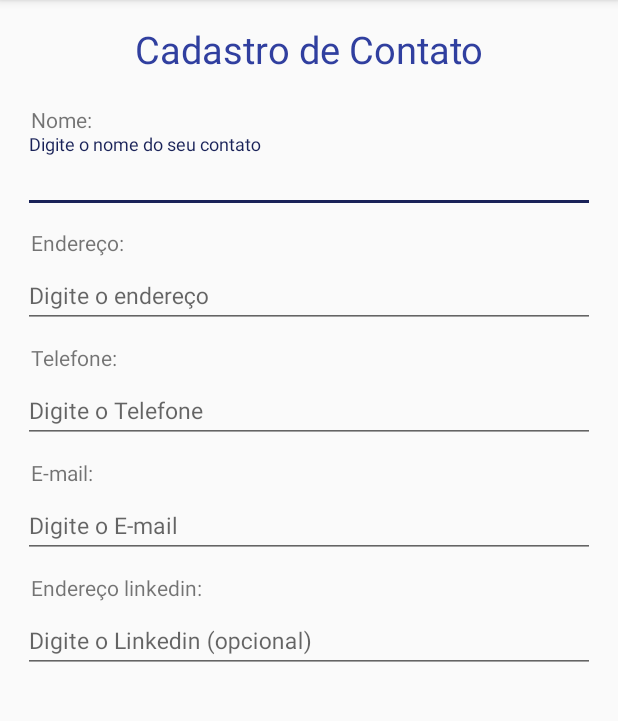
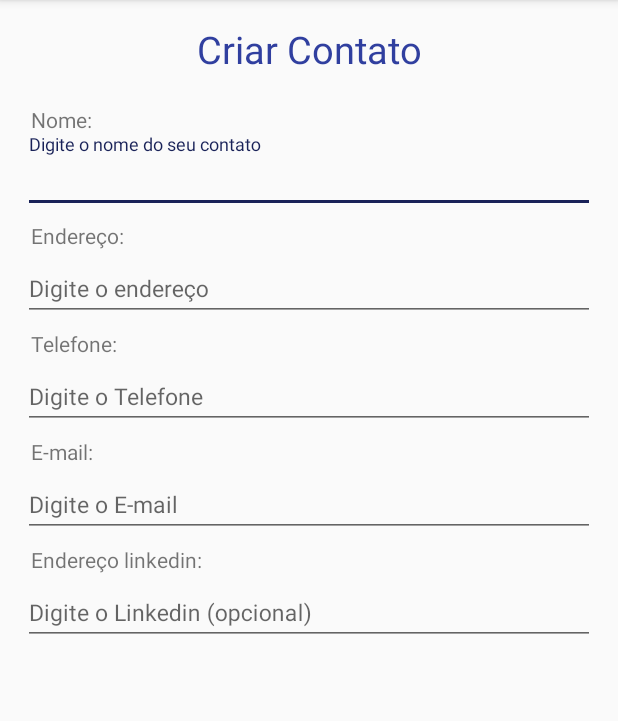
Before and after one commit to washingtonSampaioVieira/SAF1, an Android app: the Cadastro screen opened directly, with no data from a screen before it, on a phone screen of 412 x 824 dp, the part 84-805 px from its top. Run offline under Robolectric (Android 15) with nearby library versions, the phone set to English and light mode, and no system bars.

Commit message:
Versão final, tudofuncinamdo (consultas, atualizações, exclusões e cadastros).

```diff
--- a/AgendadeContatos/app/src/main/java/com/senai/sp/agendadecontatos/Cadastro.java
+++ b/AgendadeContatos/app/src/main/java/com/senai/sp/agendadecontatos/Cadastro.java
@@ -10,6 +10,7 @@ import android.view.MenuItem;
 import android.view.View;
 import android.widget.Button;
 import android.widget.EditText;
+import android.widget.TextView;
 import android.widget.Toast;
 
 import com.senai.sp.DAO.ContatoDAO;
@@ -26,7 +27,7 @@ public class Cadastro extends AppCompatActivity {
     TextInputLayout layoutEndereco;
     TextInputLayout layoutTelefone;
     TextInputLayout layoutEmail;
-
+    TextView cadastroNome;
     ContatoHelper helper;
 
 
@@ -35,6 +36,7 @@ public class Cadastro extends AppCompatActivity {
     protected void onCreate(Bundle savedInstanceState) {
         super.onCreate(savedInstanceState);
         setContentView(R.layout.activity_cadastro);
+
         nome = findViewById(R.id.edit_nome);
         endereco = findViewById(R.id.edit_endereco);
         telefone = findViewById(R.id.edit_telefone);
@@ -43,6 +45,7 @@ public class Cadastro extends AppCompatActivity {
         layoutEmail = findViewById(R.id.layout_txt_email);
         layoutEndereco = findViewById(R.id.layout_txt_endereco);
         layoutTelefone = findViewById(R.id.layout_txt_telefone);
+        cadastroNome = findViewById(R.id.txt_cadastro);
 
         /*getSupportActionBar().setDisplayHomeAsUpEnabled(true); // mostra o botao de voltar
         getSupportActionBar().setHomeButtonEnabled(true); // faz o botao existir
@@ -55,8 +58,11 @@ public class Cadastro extends AppCompatActivity {
         Contato contato = (Contato) intencao.getSerializableExtra("contato");
         helper = new ContatoHelper(this);
         if(contato != null){
+            cadastroNome.setText("Atualizar Contato");
 
             helper.mostarContato(contato);
+        }else{
+            cadastroNome.setText("Criar Contato");
         }
 
     }
@@ -67,7 +73,6 @@ public class Cadastro extends AppCompatActivity {
 
             switch (item.getItemId()) {
                 case R.id.menu_salvar:
-
 
                     ContatoDAO dao = new ContatoDAO(this);
 
@@ -83,13 +88,11 @@ public class Cadastro extends AppCompatActivity {
                         dao.atualizar(contato);
                         Toast.makeText(this, "Atualizado", Toast.LENGTH_SHORT).show();
                     }
-
-
-
                 break;
 
             }
             finish();
+
         }
         return super.onOptionsItemSelected(item);
 
--- a/AgendadeContatos/app/src/main/java/com/senai/sp/modal/Contato.java
+++ b/AgendadeContatos/app/src/main/java/com/senai/sp/modal/Contato.java
@@ -60,6 +60,6 @@ public class Contato implements Serializable {
 
     @Override
     public String toString() {
-        return getId()+ " - "+ getNome();
+        return getId()+ " - "+ getNome() + "\n" + getEmail();
     }
 }
--- a/AgendadeContatos/app/src/main/res/layout/activity_cadastro.xml
+++ b/AgendadeContatos/app/src/main/res/layout/activity_cadastro.xml
@@ -9,6 +9,7 @@
     android:padding="15dp">
 
     <TextView
+        android:id="@+id/txt_cadastro"
         android:layout_width="match_parent"
         android:layout_height="wrap_content"
         android:text="Cadastro de Contato"
@@ -41,7 +42,7 @@
         android:layout_width="match_parent"
         android:layout_height="wrap_content"
         android:text="Endereço:"
-        android:layout_marginTop="10dp"
+        android:layout_marginTop="5dp"
         android:layout_marginBottom="-5dp"
         android:layout_marginLeft="5dp"
         />
@@ -62,7 +63,7 @@
         android:layout_width="match_parent"
         android:layout_height="wrap_content"
         android:text="Telefone:"
-        android:layout_marginTop="10dp"
+        android:layout_marginTop="5dp"
         android:layout_marginBottom="-5dp"
         android:layout_marginLeft="5dp"
         />
@@ -84,7 +85,7 @@
         android:layout_width="match_parent"
         android:layout_height="wrap_content"
         android:text="E-mail:"
-        android:layout_marginTop="10dp"
+        android:layout_marginTop="5dp"
         android:layout_marginBottom="-5dp"
         android:layout_marginLeft="5dp"/>
     <android.support.design.widget.TextInputLayout
@@ -105,7 +106,7 @@
         android:layout_width="match_parent"
         android:layout_height="wrap_content"
         android:text="Endereço linkedin:"
-        android:layout_marginTop="10dp"
+        android:layout_marginTop="5dp"
         android:layout_marginBottom="-5dp"
         android:layout_marginLeft="5dp"/>
     <android.support.design.widget.TextInputLayout
--- a/AgendadeContatos/app/src/main/res/layout/activity_main.xml
+++ b/AgendadeContatos/app/src/main/res/layout/activity_main.xml
@@ -16,6 +16,7 @@
         android:layout_width="48dp"
         android:layout_height="48sp"
         android:text="+"
+        android:textColor="@color/colorWhite"
         android:background="@drawable/btn_novo"
         android:textAlignment="center"
         android:layout_alignParentBottom="true"
```
